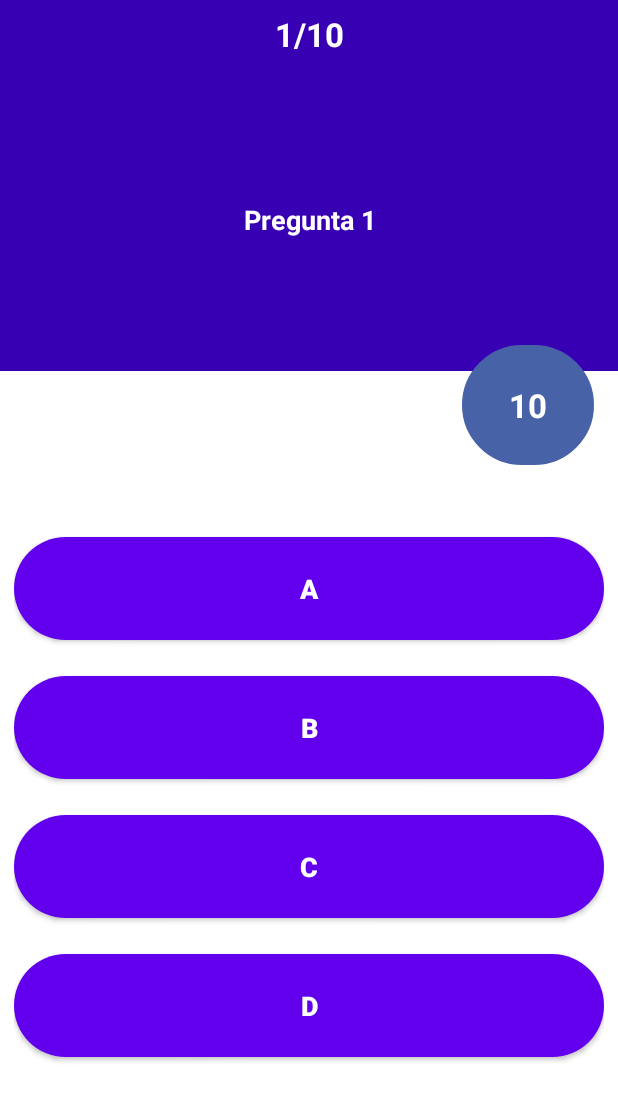
After one commit to chrisbermeo/UniverseApp, an Android app: the juegoActivity screen opened directly, with no data from a screen before it, on a phone screen of 412 x 824 dp. The commit adds this screen. Shown: the top 1101 px of the screen. Run offline under Robolectric (Android 15) with nearby library versions, the phone set to English and light mode, and no system bars.

Commit message:
Versión de la app con el módulo de trivia sin Firebase

```diff
--- /dev/null
+++ b/app/src/main/java/com/ups/planetasra/Preguntas.java
@@ -0,0 +1,67 @@
+package com.ups.planetasra;
+
+public class Preguntas {
+    String pregunta;
+    String OpcionA;
+    String OpcionB;
+    String OpcionC;
+    String OpcionD;
+    int correcto;
+
+    public Preguntas(String pregunta, String opcionA, String opcionB, String opcionC, String opcionD, int correcto) {
+        this.pregunta = pregunta;
+        OpcionA = opcionA;
+        OpcionB = opcionB;
+        OpcionC = opcionC;
+        OpcionD = opcionD;
+        this.correcto = correcto;
+    }
+
+    public String getPregunta() {
+        return pregunta;
+    }
+
+    public void setPregunta(String pregunta) {
+        this.pregunta = pregunta;
+    }
+
+    public String getOpcionA() {
+        return OpcionA;
+    }
+
+    public void setOpcionA(String opcionA) {
+        OpcionA = opcionA;
+    }
+
+    public String getOpcionB() {
+        return OpcionB;
+    }
+
+    public void setOpcionB(String opcionB) {
+        OpcionB = opcionB;
+    }
+
+    public String getOpcionC() {
+        return OpcionC;
+    }
+
+    public void setOpcionC(String opcionC) {
+        OpcionC = opcionC;
+    }
+
+    public String getOpcionD() {
+        return OpcionD;
+    }
+
+    public void setOpcionD(String opcionD) {
+        OpcionD = opcionD;
+    }
+
+    public int getCorrecto() {
+        return correcto;
+    }
+
+    public void setCorrecto(int correcto) {
+        this.correcto = correcto;
+    }
+}
--- /dev/null
+++ b/app/src/main/java/com/ups/planetasra/juegoActivity.java
@@ -0,0 +1,266 @@
+package com.ups.planetasra;
+
+import androidx.appcompat.app.AppCompatActivity;
+
+import android.animation.Animator;
+import android.content.Intent;
+import android.content.res.ColorStateList;
+import android.graphics.Color;
+import android.os.Bundle;
+import android.os.CountDownTimer;
+import android.os.Handler;
+import android.view.View;
+import android.view.animation.DecelerateInterpolator;
+import android.widget.Button;
+import android.widget.TextView;
+
+import java.util.ArrayList;
+import java.util.List;
+
+public class juegoActivity extends AppCompatActivity implements View.OnClickListener {
+
+    private TextView question, qCount, timer;
+    private Button opcion1, opcion2, opcion3, opcion4;
+    private List<Preguntas> preguntasList;
+    private int preguntaNum;
+    private CountDownTimer countDown;
+
+    @Override
+    protected void onCreate(Bundle savedInstanceState) {
+        super.onCreate(savedInstanceState);
+        setContentView(R.layout.activity_juego);
+
+        question = findViewById(R.id.pregunta);
+        qCount = findViewById(R.id.numPregunta);
+        timer = findViewById(R.id.tiempo);
+
+        opcion1 = findViewById(R.id.opcion1);
+        opcion2 = findViewById(R.id.opcion2);
+        opcion3 = findViewById(R.id.opcion3);
+        opcion4 = findViewById(R.id.opcion4);
+
+        opcion1.setOnClickListener(this);
+        opcion2.setOnClickListener(this);
+        opcion3.setOnClickListener(this);
+        opcion4.setOnClickListener(this);
+
+        getQuestionsList();
+
+    }
+
+    private void getQuestionsList()
+    {
+        preguntasList = new ArrayList<>();
+
+        preguntasList.add(new Preguntas("Pregunta 1", "A", "B", "C", "D", 2));
+        preguntasList.add(new Preguntas("Pregunta 2", "B", "C", "A", "D", 2));
+        preguntasList.add(new Preguntas("Pregunta 3", "C", "B", "A", "D", 2));
+        preguntasList.add(new Preguntas("Pregunta 4", "B", "A", "C", "D", 2));
+        preguntasList.add(new Preguntas("Pregunta 5", "B", "D", "C", "A", 2));
+        preguntasList.add(new Preguntas("Pregunta 6", "C", "D", "B", "A", 2));
+        preguntasList.add(new Preguntas("Pregunta 7", "A", "B", "D", "C", 2));
+        preguntasList.add(new Preguntas("Pregunta 8", "B", "C", "D", "A", 2));
+        preguntasList.add(new Preguntas("Pregunta 9", "A", "B", "C", "D", 2));
+        preguntasList.add(new Preguntas("Pregunta 10", "D", "B", "C", "A", 2));
+
+        setPreguntas();
+    }
+
+    private void setPreguntas(){
+        timer.setText(String.valueOf(10));
+
+        question.setText(preguntasList.get(0).getPregunta());
+        opcion1.setText(preguntasList.get(0).getOpcionA());
+        opcion2.setText(preguntasList.get(0).getOpcionB());
+        opcion3.setText(preguntasList.get(0).getOpcionC());
+        opcion4.setText(preguntasList.get(0).getOpcionD());
+
+        qCount.setText(String.valueOf(1) + "/" + String.valueOf(preguntasList.size()));
+        startTimer();
+
+        preguntaNum = 0;
+
+    }
+
+    private void startTimer()
+    {
+         countDown = new CountDownTimer(12000, 1000) {
+            @Override
+            public void onTick(long millisUntilFinished) {
+                if(millisUntilFinished < 10000)
+                    timer.setText(String.valueOf(millisUntilFinished / 1000)); //Esto define el timer y se lo divide para 1000 porque está en milisegundos
+            }
+
+            @Override
+            public void onFinish() {
+                cambiaPregunta();
+            }
+        };
+        countDown.start();
+    }
+
+
+
+    @Override
+    public void onClick(View view) {
+        int selectedOption = 0;
+
+        switch (view.getId())
+        {
+            case R.id.opcion1 :
+                selectedOption = 1;
+                break;
+
+            case R.id.opcion2:
+                selectedOption = 2;
+                break;
+
+            case R.id.opcion3:
+                selectedOption = 3;
+                break;
+
+            case R.id.opcion4:
+                selectedOption = 4;
+                break;
+
+            default:
+        }
+        countDown.cancel();
+        checkAnswer(selectedOption, view);
+    }
+
+    private void checkAnswer(int selectedOption, View view) {
+
+        if (selectedOption == preguntasList.get(preguntaNum).getCorrecto()) {
+            //Respuesta Correcta
+            ((Button) view).setBackgroundTintList(ColorStateList.valueOf(Color.GREEN));
+            //score++;
+
+        } else {
+            //Pregunta incorrecta
+            ((Button) view).setBackgroundTintList(ColorStateList.valueOf(Color.RED));
+
+            switch (preguntasList.get(preguntaNum).getCorrecto()) {
+                case 1:
+                    opcion1.setBackgroundTintList(ColorStateList.valueOf(Color.GREEN));
+                    break;
+                case 2:
+                    opcion2.setBackgroundTintList(ColorStateList.valueOf(Color.GREEN));
+                    break;
+                case 3:
+                    opcion3.setBackgroundTintList(ColorStateList.valueOf(Color.GREEN));
+                    break;
+                case 4:
+                    opcion4.setBackgroundTintList(ColorStateList.valueOf(Color.GREEN));
+                    break;
+
+            }
+        }
+
+        Handler handler = new Handler();
+        handler.postDelayed(new Runnable() {
+            @Override
+            public void run() {
+                cambiaPregunta();
+            }
+        },2000);
+
+    }
+
+    private void cambiaPregunta()
+    {
+        if( preguntaNum < preguntasList.size() - 1) //Si ya no hay más preguntas
+        {
+            preguntaNum++;
+
+            playAnim(question,0,0);
+            playAnim(opcion1,0,1);
+            playAnim(opcion2,0,2);
+            playAnim(opcion3,0,3);
+            playAnim(opcion4,0,4);
+
+            qCount.setText(String.valueOf(preguntaNum+1) + "/" + String.valueOf(preguntasList.size()));
+
+            timer.setText(String.valueOf(10));
+            startTimer();
+
+        }
+        else
+        {
+            // Va a Puntaje Activity
+            Intent intent = new Intent(juegoActivity.this,PuntajeActivity.class);
+            //intent.putExtra("SCORE", String.valueOf(score) + "/" + String.valueOf(preguntasList.size()));
+            intent.setFlags(Intent.FLAG_ACTIVITY_NEW_TASK | Intent.FLAG_ACTIVITY_CLEAR_TASK);
+            startActivity(intent);
+            //QuestionActivity.this.finish();
+        }
+
+
+    }
+
+
+
+    private void playAnim(final View view, final int value, final int viewNum)
+    {
+
+        view.animate().alpha(value).scaleX(value).scaleY(value).setDuration(500)
+                .setStartDelay(100).setInterpolator(new DecelerateInterpolator())
+                .setListener(new Animator.AnimatorListener() {
+                    @Override
+                    public void onAnimationStart(Animator animation) {
+
+                    }
+
+                    @Override
+                    public void onAnimationEnd(Animator animation) {
+                        if(value == 0)
+                        {
+                            switch (viewNum)
+                            {
+                                case 0:
+                                    ((TextView)view).setText(preguntasList.get(preguntaNum).getPregunta());
+                                    break;
+                                case 1:
+                                    ((Button)view).setText(preguntasList.get(preguntaNum).getOpcionA());
+                                    break;
+                                case 2:
+                                    ((Button)view).setText(preguntasList.get(preguntaNum).getOpcionB());
+                                    break;
+                                case 3:
+                                    ((Button)view).setText(preguntasList.get(preguntaNum).getOpcionC());
+                                    break;
+                                case 4:
+                                    ((Button)view).setText(preguntasList.get(preguntaNum).getOpcionD());
+                                    break;
+
+                            }
+
+
+                            if(viewNum != 0)
+                                ((Button)view).setBackgroundTintList(ColorStateList.valueOf(Color.parseColor("#E99C03")));
+
+
+                            playAnim(view,1,viewNum);
+
+                        }
+
+                    }
+
+                    @Override
+                    public void onAnimationCancel(Animator animation) {
+
+                    }
+
+                    @Override
+                    public void onAnimationRepeat(Animator animation) {
+
+                    }
+                });
+
+    }
+
+
+
+
+
+}
--- /dev/null
+++ b/app/src/main/res/drawable/btn_trivia_menu.xml
@@ -0,0 +1,5 @@
+<?xml version="1.0" encoding="utf-8"?>
+<shape android:shape="rectangle" xmlns:android="http://schemas.android.com/apk/res/android">
+    <corners android:radius="200dp"></corners>
+    <solid android:color="@color/Negro"></solid>
+</shape>
--- /dev/null
+++ b/app/src/main/res/layout/activity_juego.xml
@@ -0,0 +1,134 @@
+<?xml version="1.0" encoding="utf-8"?>
+<androidx.constraintlayout.widget.ConstraintLayout xmlns:android="http://schemas.android.com/apk/res/android"
+    xmlns:app="http://schemas.android.com/apk/res-auto"
+    xmlns:tools="http://schemas.android.com/tools"
+    android:layout_width="match_parent"
+    android:layout_height="match_parent"
+    tools:context=".juegoActivity">
+
+    <LinearLayout
+        android:id="@+id/linearLayout2"
+        android:layout_width="match_parent"
+        android:layout_height="wrap_content"
+        android:background="@color/colorPrimaryDark"
+        android:orientation="vertical"
+        app:layout_constraintEnd_toEndOf="parent"
+        app:layout_constraintStart_toStartOf="parent"
+        app:layout_constraintTop_toTopOf="parent">
+
+        <TextView
+            android:id="@+id/numPregunta"
+            android:layout_width="match_parent"
+            android:layout_height="wrap_content"
+            android:gravity="center"
+            android:padding="8dp"
+            android:text="1/10"
+            android:textColor="@color/Blanco"
+            android:textSize="22sp"
+            android:textStyle="bold" />
+
+        <TextView
+            android:id="@+id/pregunta"
+            android:layout_width="match_parent"
+            android:layout_height="170dp"
+            android:layout_margin="16dp"
+            android:gravity="center"
+            android:text="Pregunta"
+            android:textColor="@color/Blanco"
+            android:textSize="18sp"
+            android:textStyle="bold" />
+
+    </LinearLayout>
+
+    <LinearLayout
+        android:id="@+id/linearLayout3"
+        android:layout_width="393dp"
+        android:layout_height="451dp"
+        android:layout_marginStart="16dp"
+        android:layout_marginTop="32dp"
+        android:layout_marginEnd="16dp"
+        android:layout_marginBottom="16dp"
+        android:gravity="center"
+        android:orientation="vertical"
+        app:layout_constraintBottom_toBottomOf="parent"
+        app:layout_constraintEnd_toEndOf="parent"
+        app:layout_constraintHorizontal_bias="0.533"
+        app:layout_constraintStart_toStartOf="parent"
+        app:layout_constraintTop_toBottomOf="@+id/linearLayout2">
+
+        <Button
+            android:id="@+id/opcion1"
+            android:layout_width="match_parent"
+            android:layout_height="wrap_content"
+            android:layout_marginBottom="24dp"
+            android:background="@drawable/btn_trivia_menu"
+            android:backgroundTint="@color/colorPrimaryDark"
+            android:elevation="3dp"
+            android:padding="16dp"
+            android:text="Opción 1"
+            android:textColor="@color/Blanco"
+            android:textSize="18sp"
+            android:textStyle="bold" />
+
+        <Button
+            android:id="@+id/opcion2"
+            android:layout_width="match_parent"
+            android:layout_height="wrap_content"
+            android:layout_marginBottom="24dp"
+            android:background="@drawable/btn_trivia_menu"
+            android:backgroundTint="@color/colorPrimaryDark"
+            android:elevation="3dp"
+            android:padding="16dp"
+            android:text="Opción 2"
+            android:textColor="@color/Blanco"
+            android:textSize="18sp"
+            android:textStyle="bold" />
+
+        <Button
+            android:id="@+id/opcion3"
+            android:layout_width="match_parent"
+            android:layout_height="wrap_content"
+            android:layout_marginBottom="24dp"
+            android:background="@drawable/btn_trivia_menu"
+            android:backgroundTint="@color/colorPrimaryDark"
+            android:elevation="3dp"
+            android:padding="16dp"
+            android:text="Opción 3"
+            android:textColor="@color/Blanco"
+            android:textSize="18sp"
+            android:textStyle="bold" />
+
+        <Button
+            android:id="@+id/opcion4"
+            android:layout_width="match_parent"
+            android:layout_height="wrap_content"
+            android:layout_marginBottom="24dp"
+            android:background="@drawable/btn_trivia_menu"
+            android:backgroundTint="@color/colorPrimaryDark"
+            android:elevation="3dp"
+            android:padding="16dp"
+            android:text="Opción 4"
+            android:textColor="@color/Blanco"
+            android:textSize="18sp"
+            android:textStyle="bold" />
+
+
+    </LinearLayout>
+
+    <TextView
+        android:id="@+id/tiempo"
+        android:layout_width="88dp"
+        android:layout_height="80dp"
+        android:layout_marginEnd="16dp"
+        android:layout_marginBottom="8dp"
+        android:text="10"
+        android:textColor="@color/Blanco"
+        android:textSize="22sp"
+        android:textStyle="bold"
+        android:gravity="center"
+        android:background="@drawable/btn_menu1"
+        android:backgroundTint="#4762A6"
+        app:layout_constraintBottom_toTopOf="@+id/linearLayout3"
+        app:layout_constraintEnd_toEndOf="parent" />
+
+</androidx.constraintlayout.widget.ConstraintLayout>
--- a/app/src/main/res/values/strings.xml
+++ b/app/src/main/res/values/strings.xml
@@ -15,4 +15,10 @@
 
     //Planetas Activity
     <string name="page_title">Hola</string>
+
+    //Dificultad Activity
+    <string name="trivia_titulo">Escoja la dificultad</string>
+    <string name="btnFacil">Fácil</string>
+    <string name="btnDificil">Difícil</string>
+
 </resources>
```
Also changed, not shown: app/src/main/AndroidManifest.xml (+6 -2 lines), app/src/main/java/com/ups/planetasra/PuntajeActivity.java (added, +14 -0 lines), app/src/main/java/com/ups/planetasra/TriviaActivity.java (+16 -0 lines), app/src/main/java/com/ups/planetasra/dificultadActivity.java (added, +33 -0 lines), app/src/main/res/drawable/trivia_menu_fondo.xml (added, +12 -0 lines), app/src/main/res/layout/activity_dificultad.xml (added, +63 -0 lines), app/src/main/res/layout/activity_puntaje.xml (added, +9 -0 lines), app/src/main/res/layout/activity_trivia.xml (+3 -12 lines), app/src/main/res/drawable/fondo_dificultad.jpg (added).
